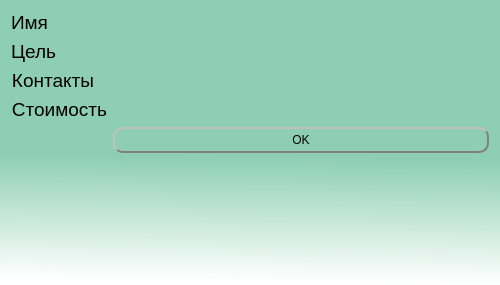
BackDad/Diploma_GB, file Interface/StudentInfoDialog.ui: the form before one commit.
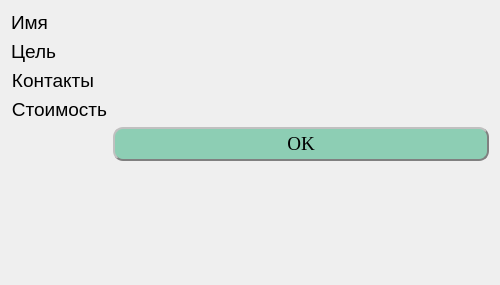
The form after the commit.

Patch:
```diff
--- a/Interface/StudentInfoDialog.ui
+++ b/Interface/StudentInfoDialog.ui
@@ -26,8 +26,7 @@
    <string>Profile</string>
   </property>
   <property name="styleSheet">
-   <string notr="true">background-color: qlineargradient(spread:pad, x1:0.573864, y1:0.006, x2:0.551, y2:0.988636, stop:0.555 rgba(141, 206, 180, 255), stop:1 rgba(255, 255, 255, 255));
-border-top-color: rgb(0, 0, 0);</string>
+   <string notr="true"/>
   </property>
   <layout class="QFormLayout" name="formLayout">
    <item row="0" column="0">
@@ -267,6 +266,12 @@
    </item>
    <item row="4" column="1">
     <widget class="QPushButton" name="Ok_b">
+     <property name="font">
+      <font>
+       <family>Times New Roman</family>
+       <pointsize>14</pointsize>
+      </font>
+     </property>
      <property name="styleSheet">
       <string notr="true">
 QPushButton {
```
